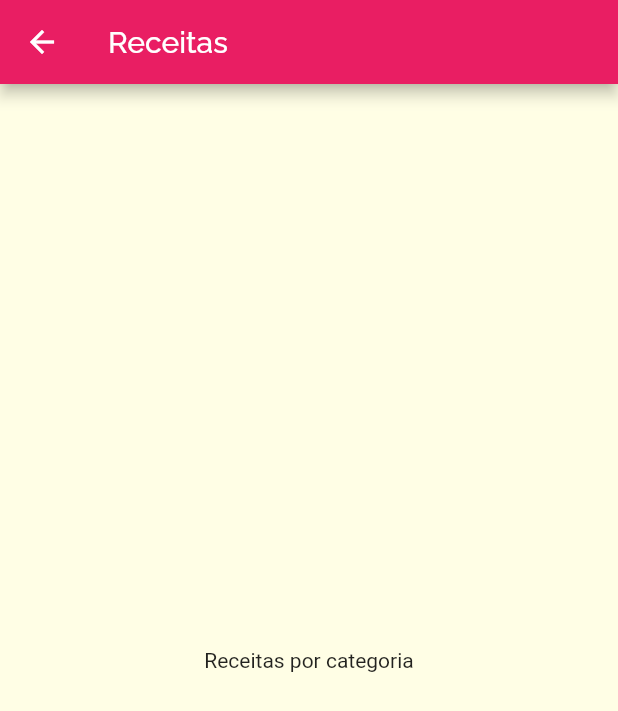
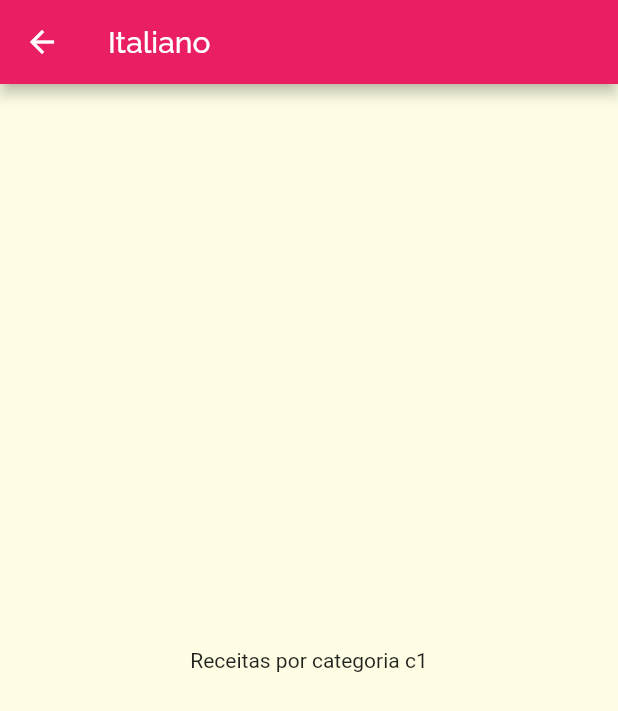
Before and after one commit to diogo-agb/projeto_meals, a Flutter app: the screen it shows after launch, after a tap on "Italiano", on a phone screen of 412 x 824 dp. Shown: the top 711 px of the screen. Run offline on Flutter 3.47's test engine with Material 2 defaults, Android fonts, the phone set to English and light mode, and no system bars.

```diff
--- a/lib/components/category_item.dart
+++ b/lib/components/category_item.dart
@@ -7,12 +7,12 @@ class CategoryItem extends StatelessWidget {
   const CategoryItem(this.category);
 
   void _selectCategory(BuildContext context) {
-    Navigator.of(context).push(
-      MaterialPageRoute(
-        builder: (_) {
-          return CategoriesMealsScreen();
-        },
-      ),
+    // Navigator.of(context).push(MaterialPageRoute(
+    //     builder: (context) => CategoriesMealsScreen(category)));
+
+    Navigator.of(context).pushNamed(
+      '/categories-meals',
+      arguments: category,
     );
   }
 
--- a/lib/main.dart
+++ b/lib/main.dart
@@ -1,5 +1,6 @@
 import 'package:flutter/material.dart';
 import './screens/categories_screen.dart';
+import './screens/categories_meals_screen.dart';
 
 void main() => runApp(MyApp());
 
@@ -23,6 +24,7 @@ class MyApp extends StatelessWidget {
             ),
       ),
       home: CategoriesScreen(),
+      routes: {'/categories-meals': (context) => CategoriesMealsScreen()},
     );
   }
 }
--- a/lib/screens/categories_meals_screen.dart
+++ b/lib/screens/categories_meals_screen.dart
@@ -1,14 +1,17 @@
 import 'package:flutter/material.dart';
+import '../models/category.dart';
 
 class CategoriesMealsScreen extends StatelessWidget {
   @override
   Widget build(BuildContext context) {
+    final category = ModalRoute.of(context).settings.arguments as Category;
+
     return Scaffold(
       appBar: AppBar(
-        title: Text("Receitas"),
+        title: Text(category.title),
       ),
       body: Center(
-        child: Text("Receitas por categoria"),
+        child: Text("Receitas por categoria ${category.id}"),
       ),
     );
   }
```
